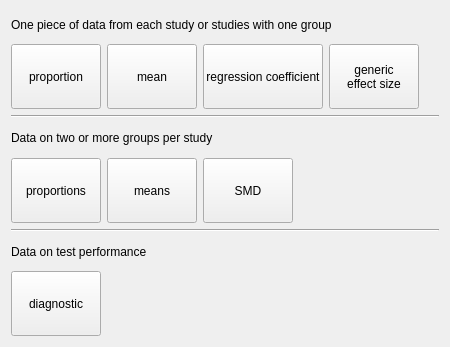
Above: src/forms/data_type_page.ui from bwallace/OpenMeta-analyst- before the change. Below: the same form after it.
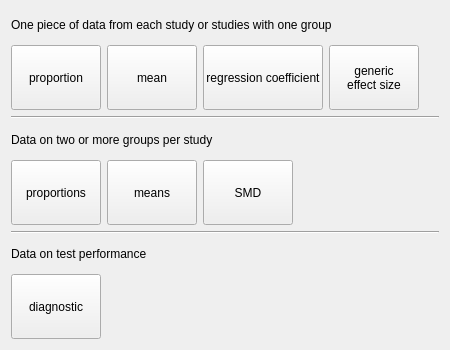
That is the form after the change. Icons and pictures are not drawn.

Commit message: made wizard pages a good size fix for issue # 232

```diff
--- a/src/forms/data_type_page.ui
+++ b/src/forms/data_type_page.ui
@@ -7,9 +7,27 @@
     <x>0</x>
     <y>0</y>
     <width>450</width>
-    <height>347</height>
+    <height>350</height>
    </rect>
   </property>
+  <property name="sizePolicy">
+   <sizepolicy hsizetype="Fixed" vsizetype="Fixed">
+    <horstretch>0</horstretch>
+    <verstretch>0</verstretch>
+   </sizepolicy>
+  </property>
+  <property name="minimumSize">
+   <size>
+    <width>450</width>
+    <height>350</height>
+   </size>
+  </property>
+  <property name="maximumSize">
+   <size>
+    <width>450</width>
+    <height>350</height>
+   </size>
+  </property>
   <property name="windowTitle">
    <string>WizardPage</string>
   </property>
```
Left out of the diff: 18 changed lines with no effect on the pictures. The commit also changes 10 other files.
